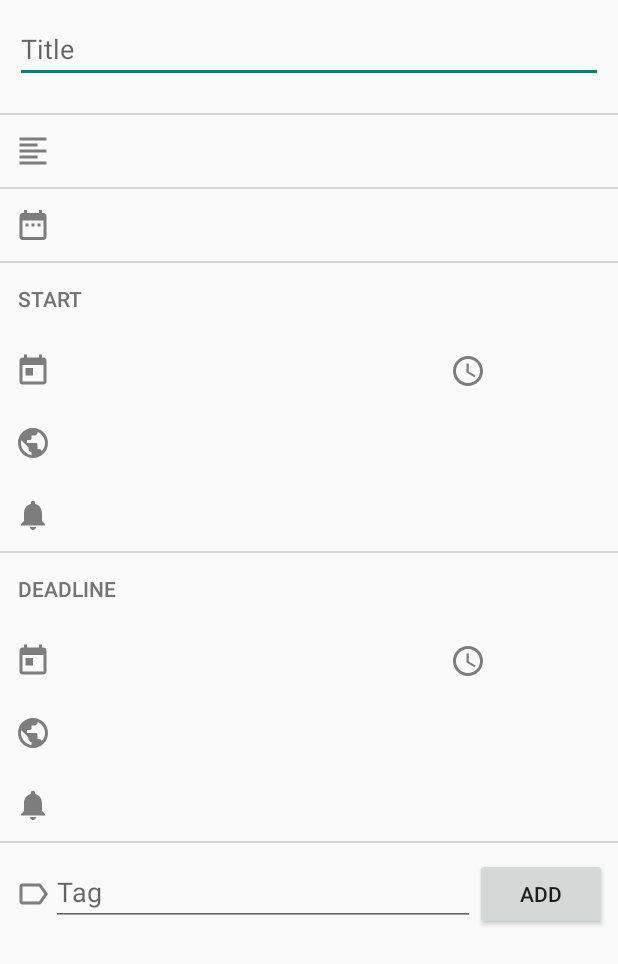
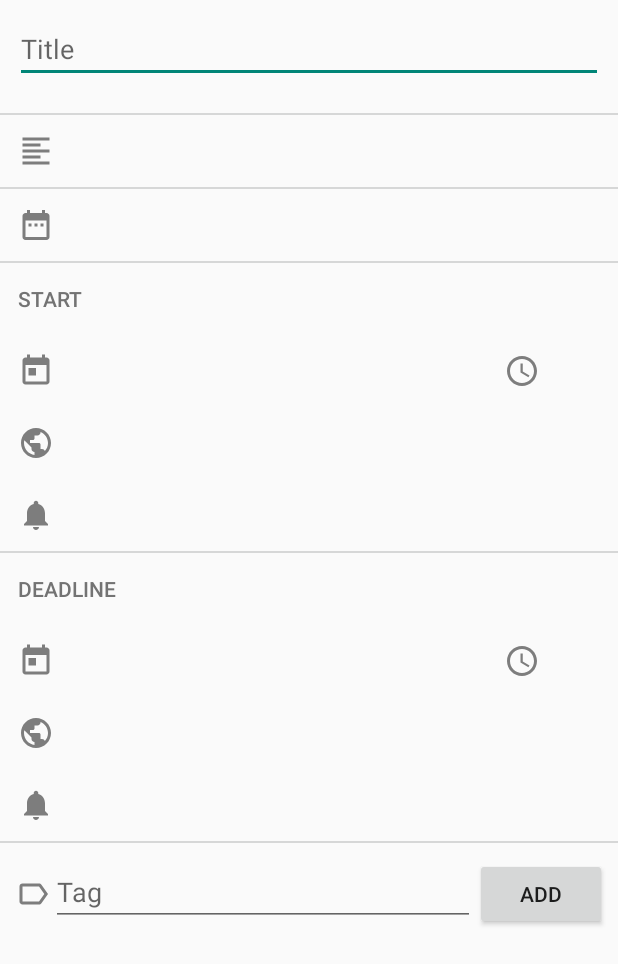
Before and after one commit to ETS-Android2/workpage, an Android app: the layout edit_task.xml on its own in the app's theme, with its tools: preview values and no code run, on a phone screen of 412 x 824 dp. Shown: the top 964 px of the screen. Run offline under Robolectric (Android 15) with nearby library versions, the phone set to English and light mode, and no system bars.

Commit message:
Layout of the activity Edit Task improved.

```diff
--- a/workpage/app/src/main/res/drawable/date.xml
+++ b/workpage/app/src/main/res/drawable/date.xml
@@ -1,9 +1,5 @@
-<vector xmlns:android="http://schemas.android.com/apk/res/android"
-        android:width="24dp"
-        android:height="24dp"
-        android:viewportWidth="24.0"
-        android:viewportHeight="24.0">
-    <path
-        android:fillColor="#FF000000"
-        android:pathData="M19,3h-1L18,1h-2v2L8,3L8,1L6,1v2L5,3c-1.11,0 -1.99,0.9 -1.99,2L3,19c0,1.1 0.89,2 2,2h14c1.1,0 2,-0.9 2,-2L21,5c0,-1.1 -0.9,-2 -2,-2zM19,19L5,19L5,8h14v11zM7,10h5v5L7,15z"/>
+<vector android:alpha="0.50" android:height="24dp"
+    android:viewportHeight="24.0" android:viewportWidth="24.0"
+    android:width="24dp" xmlns:android="http://schemas.android.com/apk/res/android">
+    <path android:fillColor="#FF000000" android:pathData="M19,3h-1L18,1h-2v2L8,3L8,1L6,1v2L5,3c-1.11,0 -1.99,0.9 -1.99,2L3,19c0,1.1 0.89,2 2,2h14c1.1,0 2,-0.9 2,-2L21,5c0,-1.1 -0.9,-2 -2,-2zM19,19L5,19L5,8h14v11zM7,10h5v5L7,15z"/>
 </vector>
--- a/workpage/app/src/main/res/drawable/date_mode.xml
+++ b/workpage/app/src/main/res/drawable/date_mode.xml
@@ -1,9 +1,5 @@
-<vector xmlns:android="http://schemas.android.com/apk/res/android"
-        android:width="24dp"
-        android:height="24dp"
-        android:viewportWidth="24.0"
-        android:viewportHeight="24.0">
-    <path
-        android:fillColor="#FF000000"
-        android:pathData="M9,11L7,11v2h2v-2zM13,11h-2v2h2v-2zM17,11h-2v2h2v-2zM19,4h-1L18,2h-2v2L8,4L8,2L6,2v2L5,4c-1.11,0 -1.99,0.9 -1.99,2L3,20c0,1.1 0.89,2 2,2h14c1.1,0 2,-0.9 2,-2L21,6c0,-1.1 -0.9,-2 -2,-2zM19,20L5,20L5,9h14v11z"/>
+<vector android:alpha="0.50" android:height="24dp"
+    android:viewportHeight="24.0" android:viewportWidth="24.0"
+    android:width="24dp" xmlns:android="http://schemas.android.com/apk/res/android">
+    <path android:fillColor="#FF000000" android:pathData="M9,11L7,11v2h2v-2zM13,11h-2v2h2v-2zM17,11h-2v2h2v-2zM19,4h-1L18,2h-2v2L8,4L8,2L6,2v2L5,4c-1.11,0 -1.99,0.9 -1.99,2L3,20c0,1.1 0.89,2 2,2h14c1.1,0 2,-0.9 2,-2L21,6c0,-1.1 -0.9,-2 -2,-2zM19,20L5,20L5,9h14v11z"/>
 </vector>
--- a/workpage/app/src/main/res/drawable/description.xml
+++ b/workpage/app/src/main/res/drawable/description.xml
@@ -1,9 +1,5 @@
-<vector xmlns:android="http://schemas.android.com/apk/res/android"
-        android:width="24dp"
-        android:height="24dp"
-        android:viewportWidth="24.0"
-        android:viewportHeight="24.0">
-    <path
-        android:fillColor="#FF000000"
-        android:pathData="M15,15L3,15v2h12v-2zM15,7L3,7v2h12L15,7zM3,13h18v-2L3,11v2zM3,21h18v-2L3,19v2zM3,3v2h18L21,3L3,3z"/>
+<vector android:alpha="0.50" android:height="24dp"
+    android:viewportHeight="24.0" android:viewportWidth="24.0"
+    android:width="24dp" xmlns:android="http://schemas.android.com/apk/res/android">
+    <path android:fillColor="#FF000000" android:pathData="M15,15L3,15v2h12v-2zM15,7L3,7v2h12L15,7zM3,13h18v-2L3,11v2zM3,21h18v-2L3,19v2zM3,3v2h18L21,3L3,3z"/>
 </vector>
--- a/workpage/app/src/main/res/drawable/reminder.xml
+++ b/workpage/app/src/main/res/drawable/reminder.xml
@@ -1,9 +1,5 @@
-<vector xmlns:android="http://schemas.android.com/apk/res/android"
-        android:width="24dp"
-        android:height="24dp"
-        android:viewportWidth="24.0"
-        android:viewportHeight="24.0">
-    <path
-        android:fillColor="#FF000000"
-        android:pathData="M12,22c1.1,0 2,-0.9 2,-2h-4c0,1.1 0.89,2 2,2zM18,16v-5c0,-3.07 -1.64,-5.64 -4.5,-6.32L13.5,4c0,-0.83 -0.67,-1.5 -1.5,-1.5s-1.5,0.67 -1.5,1.5v0.68C7.63,5.36 6,7.92 6,11v5l-2,2v1h16v-1l-2,-2z"/>
+<vector android:alpha="0.50" android:height="24dp"
+    android:viewportHeight="24.0" android:viewportWidth="24.0"
+    android:width="24dp" xmlns:android="http://schemas.android.com/apk/res/android">
+    <path android:fillColor="#FF000000" android:pathData="M12,22c1.1,0 2,-0.9 2,-2h-4c0,1.1 0.89,2 2,2zM18,16v-5c0,-3.07 -1.64,-5.64 -4.5,-6.32L13.5,4c0,-0.83 -0.67,-1.5 -1.5,-1.5s-1.5,0.67 -1.5,1.5v0.68C7.63,5.36 6,7.92 6,11v5l-2,2v1h16v-1l-2,-2z"/>
 </vector>
--- a/workpage/app/src/main/res/drawable/time.xml
+++ b/workpage/app/src/main/res/drawable/time.xml
@@ -1,9 +1,5 @@
-<vector xmlns:android="http://schemas.android.com/apk/res/android"
-        android:width="24dp"
-        android:height="24dp"
-        android:viewportWidth="24.0"
-        android:viewportHeight="24.0">
-    <path
-        android:fillColor="#FF000000"
-        android:pathData="M11.99,2C6.47,2 2,6.48 2,12s4.47,10 9.99,10C17.52,22 22,17.52 22,12S17.52,2 11.99,2zM12,20c-4.42,0 -8,-3.58 -8,-8s3.58,-8 8,-8 8,3.58 8,8 -3.58,8 -8,8zM12.5,7H11v6l5.25,3.15 0.75,-1.23 -4.5,-2.67z"/>
+<vector android:alpha="0.50" android:height="24dp"
+    android:viewportHeight="24.0" android:viewportWidth="24.0"
+    android:width="24dp" xmlns:android="http://schemas.android.com/apk/res/android">
+    <path android:fillColor="#FF000000" android:pathData="M11.99,2C6.47,2 2,6.48 2,12s4.47,10 9.99,10C17.52,22 22,17.52 22,12S17.52,2 11.99,2zM12,20c-4.42,0 -8,-3.58 -8,-8s3.58,-8 8,-8 8,3.58 8,8 -3.58,8 -8,8zM12.5,7H11v6l5.25,3.15 0.75,-1.23 -4.5,-2.67z"/>
 </vector>
--- /dev/null
+++ b/workpage/app/src/main/res/drawable/world_2.xml
@@ -0,0 +1,5 @@
+<vector android:alpha="0.50" android:height="24dp"
+    android:viewportHeight="24.0" android:viewportWidth="24.0"
+    android:width="24dp" xmlns:android="http://schemas.android.com/apk/res/android">
+    <path android:fillColor="#FF000000" android:pathData="M12,2C6.48,2 2,6.48 2,12s4.48,10 10,10 10,-4.48 10,-10S17.52,2 12,2zM11,19.93c-3.95,-0.49 -7,-3.85 -7,-7.93 0,-0.62 0.08,-1.21 0.21,-1.79L9,15v1c0,1.1 0.9,2 2,2v1.93zM17.9,17.39c-0.26,-0.81 -1,-1.39 -1.9,-1.39h-1v-3c0,-0.55 -0.45,-1 -1,-1L8,12v-2h2c0.55,0 1,-0.45 1,-1L11,7h2c1.1,0 2,-0.9 2,-2v-0.41c2.93,1.19 5,4.06 5,7.41 0,2.08 -0.8,3.97 -2.1,5.39z"/>
+</vector>
--- a/workpage/app/src/main/res/layout/edit_task.xml
+++ b/workpage/app/src/main/res/layout/edit_task.xml
@@ -27,50 +27,19 @@
             android:layout_height="1dp"
             android:background="@color/divider" />
 
-        <TableLayout
-            android:layout_width="match_parent"
-            android:layout_height="wrap_content"
-            android:stretchColumns="1">
-
-            <TableRow>
-                <ImageView
-                    android:layout_width="wrap_content"
-                    android:layout_height="wrap_content"
-                    android:layout_marginStart="10dp"
-                    android:layout_gravity="center_vertical"
-                    android:alpha="0.5"
-                    android:src="@drawable/description"
-                    android:contentDescription="@string/description" />
-
-                <Button
-                    android:id="@+id/edit_task_description"
+        <Button android:id="@+id/edit_task_description"
             style="@style/Widget.AppCompat.Button.Borderless"
             android:layout_width="match_parent"
             android:layout_height="wrap_content"
             android:textAlignment="textStart"
+            android:drawableStart="@drawable/description"
+            android:drawablePadding="10dp"
             android:onClick="onEditDescriptionClicked" />
-            </TableRow>
-        </TableLayout>
 
         <View
             android:layout_width="match_parent"
             android:layout_height="1dp"
             android:background="@color/divider" />
-
-        <TableLayout
-            android:layout_width="match_parent"
-            android:layout_height="wrap_content"
-            android:stretchColumns="1">
-
-            <TableRow>
-                <ImageView
-                    android:layout_width="wrap_content"
-                    android:layout_height="wrap_content"
-                    android:layout_marginStart="10dp"
-                    android:layout_gravity="center_vertical"
-                    android:alpha="0.5"
-                    android:src="@drawable/date_mode"
-                    android:contentDescription="@string/date_mode" />
 
         <Button
             android:id="@+id/edit_task_date_mode"
@@ -78,9 +47,9 @@
             android:layout_width="match_parent"
             android:layout_height="wrap_content"
             android:textAlignment="textStart"
+            android:drawableStart="@drawable/date_mode"
+            android:drawablePadding="10dp"
             android:onClick="onDateModeClicked" />
-            </TableRow>
-        </TableLayout>
 
         <View
             android:layout_width="match_parent"
@@ -100,53 +69,30 @@
             android:id="@+id/edit_task_table_date_1"
             android:layout_width="match_parent"
             android:layout_height="wrap_content"
-            android:stretchColumns="1">
+            android:stretchColumns="0">
 
             <TableRow>
-                <ImageView
-                    android:layout_width="wrap_content"
-                    android:layout_height="wrap_content"
-                    android:layout_marginStart="10dp"
-                    android:layout_gravity="center_vertical"
-                    android:alpha="0.5"
-                    android:src="@drawable/date"
-                    android:contentDescription="@string/date" />
-
                 <Button
                     android:id="@+id/edit_task_date_1"
                     style="@style/Widget.AppCompat.Button.Borderless"
                     android:layout_width="wrap_content"
                     android:layout_height="wrap_content"
                     android:textAlignment="textStart"
+                    android:drawableStart="@drawable/date"
+                    android:drawablePadding="10dp"
                     android:onClick="onDate1Clicked" />
-
-                <ImageView
-                    android:layout_width="wrap_content"
-                    android:layout_height="wrap_content"
-                    android:layout_marginStart="10dp"
-                    android:layout_gravity="center_vertical"
-                    android:alpha="0.5"
-                    android:src="@drawable/time"
-                    android:contentDescription="@string/time" />
 
                 <Button
                     android:id="@+id/edit_task_time_1"
                     style="@style/Widget.AppCompat.Button.Borderless"
                     android:layout_width="wrap_content"
                     android:layout_height="wrap_content"
+                    android:drawableStart="@drawable/time"
+                    android:drawablePadding="10dp"
                     android:onClick="onTime1Clicked" />
             </TableRow>
 
             <TableRow android:id="@+id/edit_task_row_time_zone_1">
-                <ImageView
-                    android:layout_width="wrap_content"
-                    android:layout_height="wrap_content"
-                    android:layout_marginStart="10dp"
-                    android:layout_gravity="center_vertical"
-                    android:alpha="0.5"
-                    android:src="@drawable/world"
-                    android:contentDescription="@string/date" />
-
                 <Button
                     android:id="@+id/edit_task_time_zone_1"
                     style="@style/Widget.AppCompat.Button.Borderless"
@@ -154,26 +100,21 @@
                     android:layout_height="wrap_content"
                     android:layout_span="3"
                     android:textAlignment="textStart"
+                    android:drawableStart="@drawable/world_2"
+                    android:drawablePadding="10dp"
                     android:onClick="onTimeZone1Clicked" />
             </TableRow>
 
             <TableRow>
-                <ImageView
-                    android:layout_width="wrap_content"
-                    android:layout_height="wrap_content"
-                    android:layout_marginStart="10dp"
-                    android:layout_gravity="center_vertical"
-                    android:alpha="0.5"
-                    android:src="@drawable/reminder"
-                    android:contentDescription="@string/reminder" />
-
                 <Button
                     android:id="@+id/edit_task_reminder_1"
                     style="@style/Widget.AppCompat.Button.Borderless"
                     android:layout_width="wrap_content"
                     android:layout_height="wrap_content"
-                    android:layout_span="3"
+                    android:layout_span="2"
                     android:textAlignment="textStart"
+                    android:drawableStart="@drawable/reminder"
+                    android:drawablePadding="10dp"
                     android:onClick="onReminder1Clicked" />
             </TableRow>
         </TableLayout>
@@ -197,79 +138,50 @@
             android:id="@+id/edit_task_table_date_2"
             android:layout_width="match_parent"
             android:layout_height="wrap_content"
-            android:stretchColumns="1">
+            android:stretchColumns="0">
 
             <TableRow>
-                <ImageView
-                    android:layout_width="wrap_content"
-                    android:layout_height="wrap_content"
-                    android:layout_marginStart="10dp"
-                    android:layout_gravity="center_vertical"
-                    android:alpha="0.5"
-                    android:src="@drawable/date"
-                    android:contentDescription="@string/date" />
-
                 <Button
                     android:id="@+id/edit_task_date_2"
                     style="@style/Widget.AppCompat.Button.Borderless"
                     android:layout_width="wrap_content"
                     android:layout_height="wrap_content"
                     android:textAlignment="textStart"
+                    android:drawableStart="@drawable/date"
+                    android:drawablePadding="10dp"
                     android:onClick="onDate2Clicked" />
-
-                <ImageView
-                    android:layout_width="wrap_content"
-                    android:layout_height="wrap_content"
-                    android:layout_marginStart="10dp"
-                    android:layout_gravity="center_vertical"
-                    android:alpha="0.5"
-                    android:src="@drawable/time"
-                    android:contentDescription="@string/time" />
 
                 <Button
                     android:id="@+id/edit_task_time_2"
                     style="@style/Widget.AppCompat.Button.Borderless"
                     android:layout_width="wrap_content"
                     android:layout_height="wrap_content"
+                    android:drawableStart="@drawable/time"
+                    android:drawablePadding="10dp"
                     android:onClick="onTime2Clicked" />
             </TableRow>
 
             <TableRow android:id="@+id/edit_task_row_time_zone_2">
-                <ImageView
-                    android:layout_width="wrap_content"
-                    android:layout_height="wrap_content"
-                    android:layout_marginStart="10dp"
-                    android:layout_gravity="center_vertical"
-                    android:alpha="0.5"
-                    android:src="@drawable/world"
-                    android:contentDescription="@string/time_zone"
-                    android:onClick="onTimeZone2Clicked" />
-
                 <Button
                     android:id="@+id/edit_task_time_zone_2"
                     style="@style/Widget.AppCompat.Button.Borderless"
                     android:layout_width="wrap_content"
                     android:layout_height="wrap_content"
-                    android:layout_span="3"
+                    android:layout_span="2"
+                    android:drawableStart="@drawable/world_2"
+                    android:drawablePadding="10dp"
                     android:textAlignment="textStart" />
             </TableRow>
 
             <TableRow>
-                <ImageView
-                    android:layout_width="wrap_content"
-                    android:layout_height="wrap_content"
-                    android:layout_marginStart="10dp"
-                    android:layout_gravity="center_vertical"
-                    android:alpha="0.5"
-                    android:src="@drawable/reminder"
-                    android:contentDescription="@string/reminder" />
-
                 <Button
                     android:id="@+id/edit_task_reminder_2"
                     style="@style/Widget.AppCompat.Button.Borderless"
                     android:layout_width="wrap_content"
                     android:layout_height="wrap_content"
                     android:layout_span="3"
+                    android:drawableStart="@drawable/reminder"
+                    android:drawablePadding="10dp"
                     android:textAlignment="textStart"
                     android:onClick="onReminder2Clicked" />
             </TableRow>
--- a/workpage/app/src/main/res/menu/main_drawer.xml
+++ b/workpage/app/src/main/res/menu/main_drawer.xml
@@ -5,7 +5,7 @@
         <menu>
             <item
                 android:id="@+id/main_nav_context"
-                android:icon="@drawable/world"
+                android:icon="@drawable/world_1"
                 android:title="" />
 
             <item
```
Also changed, not shown: workpage/app/src/main/res/drawable/world_1.xml (renamed from workpage/app/src/main/res/drawable/world.xml). Lines whose indentation alone changed are shown as unchanged.
